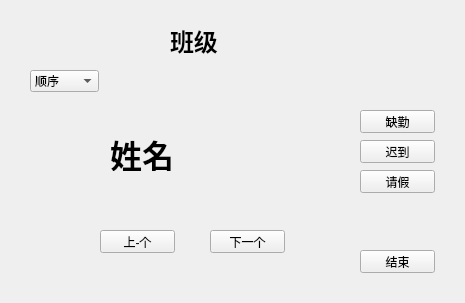
First picture: the form in NamedClasses/naming.ui, repository wuyubo/NamedClass-system, before the edit.
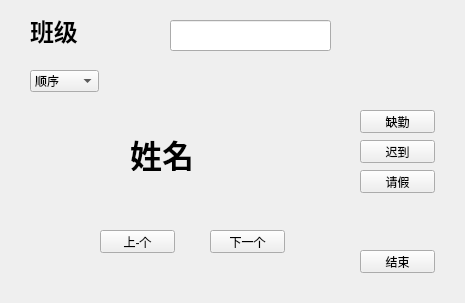
Second picture: the form after the edit.

What changed in the file:
```diff
--- a/NamedClasses/naming.ui
+++ b/NamedClasses/naming.ui
@@ -16,7 +16,7 @@
   <widget class="QLabel" name="name_lb">
    <property name="geometry">
     <rect>
-     <x>110</x>
+     <x>130</x>
      <y>130</y>
      <width>201</width>
      <height>41</height>
@@ -29,8 +29,8 @@
   <widget class="QLabel" name="class_lb">
    <property name="geometry">
     <rect>
-     <x>170</x>
-     <y>20</y>
+     <x>30</x>
+     <y>10</y>
      <width>121</width>
      <height>41</height>
     </rect>
@@ -137,6 +137,16 @@
     <string>结束</string>
    </property>
   </widget>
+  <widget class="QLineEdit" name="number_le">
+   <property name="geometry">
+    <rect>
+     <x>170</x>
+     <y>20</y>
+     <width>161</width>
+     <height>31</height>
+    </rect>
+   </property>
+  </widget>
  </widget>
  <resources/>
  <connections/>
```
